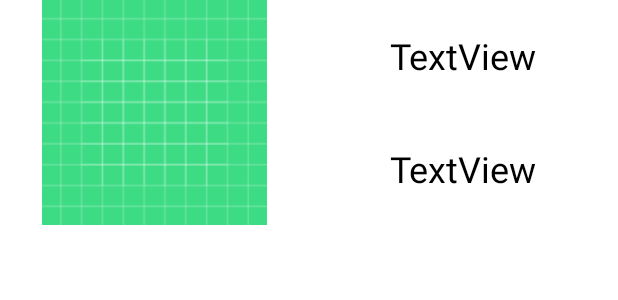
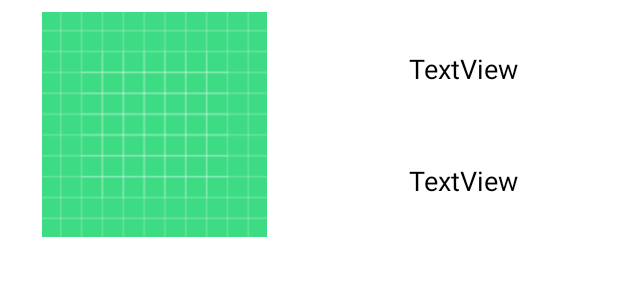
Before and after one commit to omercankoc/mvvm-architecture-android, an Android app: the layout recycler_view_row.xml on its own in the app's theme, with its tools: preview values and no code run, on a phone screen of 412 x 824 dp. Shown: the top 300 px of the screen. Run offline under Robolectric (Android 15) with nearby library versions, the phone set to English and light mode, and no system bars.

Commit message:
Completed MVVM

```diff
--- a/AndroidMVVM/app/src/main/res/layout/recycler_view_row.xml
+++ b/AndroidMVVM/app/src/main/res/layout/recycler_view_row.xml
@@ -5,7 +5,8 @@
         android:layout_width="match_parent"
         android:layout_height="150dp"
         android:orientation="horizontal"
-        android:gravity="center">
+        android:gravity="center"
+        android:layout_marginTop="8dp">
 
         <ImageView
             android:id="@+id/imageViewFeedFlag"
@@ -24,20 +25,20 @@
             <TextView
                 android:id="@+id/textViewFeedCountry"
                 android:layout_width="match_parent"
-                android:layout_height="50dp"
+                android:layout_height="match_parent"
                 android:layout_weight="1"
                 android:gravity="center"
-                android:textSize="24dp"
+                android:textSize="18dp"
                 android:textColor="@color/black"
                 android:text="TextView" />
 
             <TextView
                 android:id="@+id/textViewFeedCapital"
                 android:layout_width="match_parent"
-                android:layout_height="50dp"
+                android:layout_height="match_parent"
                 android:layout_weight="1"
                 android:gravity="center"
-                android:textSize="24dp"
+                android:textSize="18dp"
                 android:textColor="@color/black"
                 android:text="TextView" />
 
```
Also changed, not shown: AndroidMVVM/app/src/main/java/com/omercankoc/androidmvvm/adapter/CountryAdapter.kt (added, +41 -0 lines), AndroidMVVM/app/src/main/java/com/omercankoc/androidmvvm/view/FeedFragment.kt (+24 -0 lines), AndroidMVVM/app/src/main/java/com/omercankoc/androidmvvm/viewmodel/FeedViewModel.kt (added, +18 -0 lines), AndroidMVVM/app/src/main/res/layout/fragment_feed.xml (+0 -24 lines).
